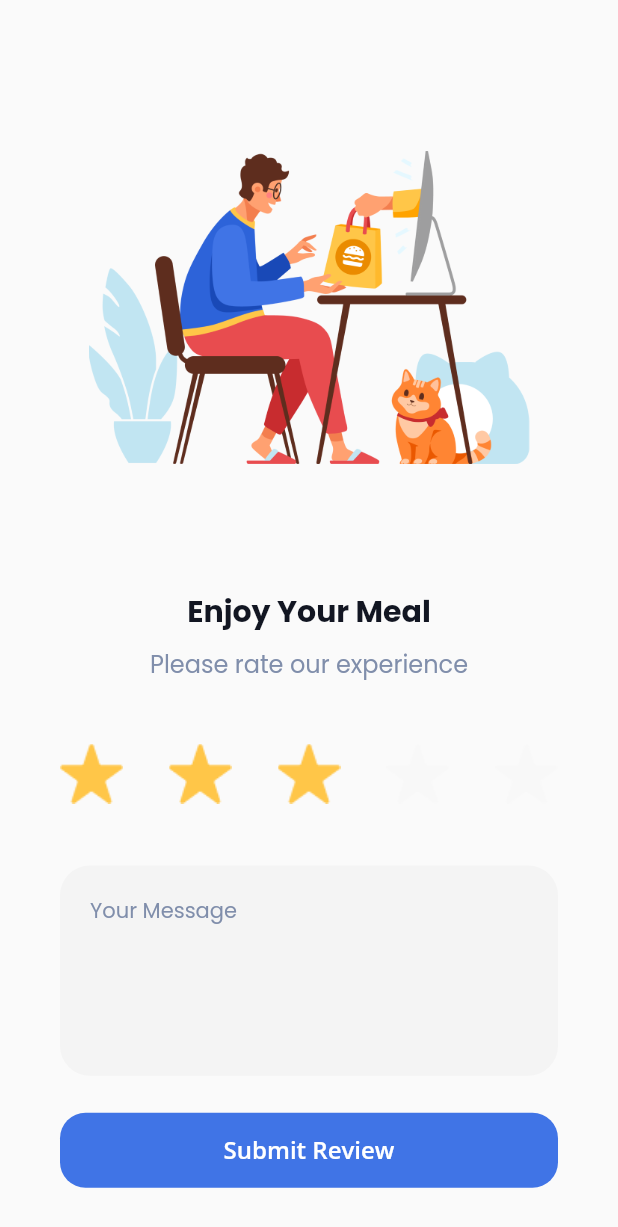
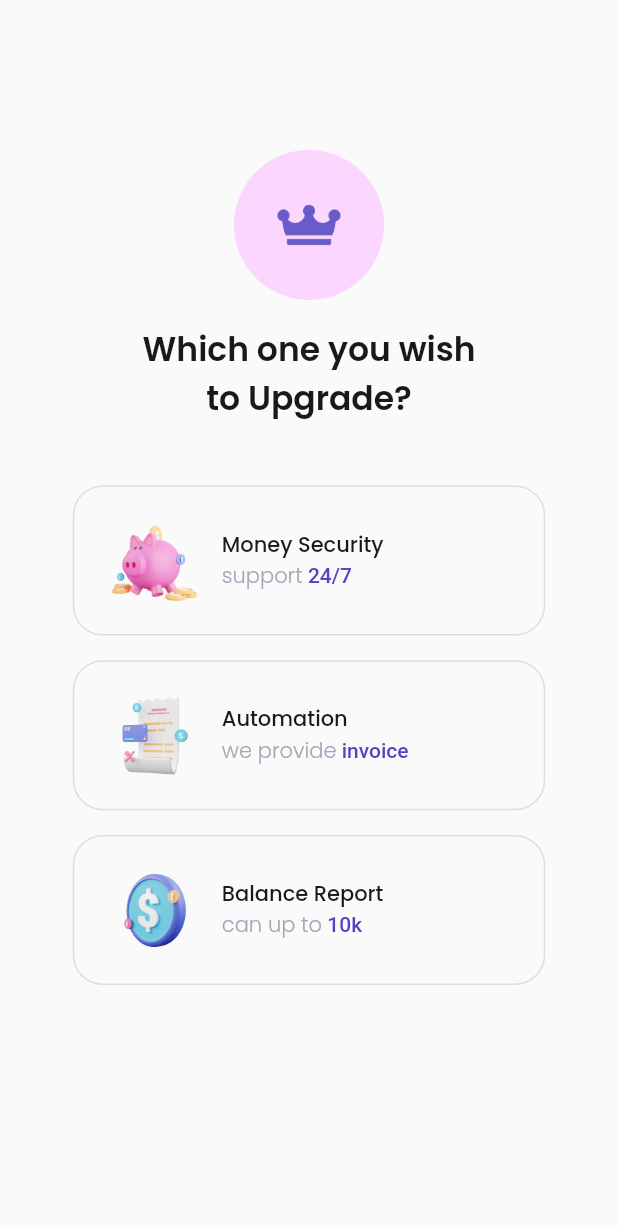
Before and after one commit to asrafilll/seven_days_masteruidesign, a Flutter app: the screen it shows after launch, on a phone screen of 412 x 824 dp. Shown: the top 1227 px of the screen. Run offline on Flutter 3.47's test engine with Material 2 defaults, Android fonts, the light colour scheme and no system bars; our stand-ins replace google_fonts; missing offline and left inert: dart:ffi.

Commit message:
Day 6 Screen 1 done

```diff
--- a/lib/day5/rating2.dart
+++ b/lib/day5/rating2.dart
@@ -65,7 +65,7 @@ class _Rating2State extends State<Rating2> {
                 ],
               ),
               SizedBox(
-                height: displayHeight(context) * 0.05,
+                height: displayHeight(context) * 0.04,
               ),
               Container(
                 width: double.infinity,
@@ -85,7 +85,7 @@ class _Rating2State extends State<Rating2> {
                 ),
               ),
               SizedBox(
-                height: displayHeight(context) * 0.03,
+                height: displayHeight(context) * 0.02,
               ),
               SizedBox(
                 width: double.infinity,
@@ -97,7 +97,7 @@ class _Rating2State extends State<Rating2> {
                       borderRadius: BorderRadius.circular(17),
                     ),
                     padding: const EdgeInsets.symmetric(
-                      vertical: 14,
+                      vertical: 18,
                       horizontal: 70,
                     ),
                   ),
--- /dev/null
+++ b/lib/day6/pricing1.dart
@@ -0,0 +1,173 @@
+import 'package:flutter/material.dart';
+import 'package:google_fonts/google_fonts.dart';
+import 'package:seven_days_masteruidesign/size_helpers.dart';
+
+class Pricing1 extends StatefulWidget {
+  @override
+  State<Pricing1> createState() => _Pricing1State();
+}
+
+class _Pricing1State extends State<Pricing1> {
+  // const Pricing1({ Key? key }) : super(key: key);
+  int selectedindex = -1;
+
+  @override
+  Widget build(BuildContext context) {
+    Widget Header() {
+      return Padding(
+        padding: const EdgeInsets.only(
+          top: 100,
+          left: 30,
+          right: 30,
+        ),
+        child: Center(
+          child: Column(
+            children: [
+              Image.asset(
+                'assets/day6/pricing.png',
+                width: 100,
+              ),
+              SizedBox(
+                height: displayHeight(context) * 0.02,
+              ),
+              Text(
+                "Which one you wish\nto Upgrade?",
+                textAlign: TextAlign.center,
+                style: GoogleFonts.poppins(
+                  fontSize: 22,
+                  fontWeight: FontWeight.w600,
+                  color: const Color(0xff191919),
+                ),
+              ),
+              SizedBox(
+                height: displayHeight(context) * 0.05,
+              ),
+            ],
+          ),
+        ),
+      );
+    }
+
+    Widget Option({
+      required int index,
+      required String optionTitle,
+      required String imageUrl,
+      required String optionDesc,
+      required String optionSubDesc,
+    }) {
+      return GestureDetector(
+        onTap: () {
+          setState(() {
+            selectedindex = index;
+          });
+        },
+        child: Container(
+          width: 315,
+          height: 100,
+          decoration: BoxDecoration(
+            borderRadius: const BorderRadius.all(
+              Radius.circular(20),
+            ),
+            border: Border.all(
+              style: BorderStyle.solid,
+              width: selectedindex == index ? 1.5 : 1,
+              color: selectedindex == index
+                  ? const Color(0xff6050E7)
+                  : const Color(0xffD9DEEA),
+            ),
+          ),
+          child: Padding(
+            padding: const EdgeInsets.all(
+              20,
+            ),
+            child: Row(
+              children: [
+                Image.asset(
+                  imageUrl,
+                  width: 66,
+                  height: 61,
+                ),
+                SizedBox(
+                  width: displayWidth(context) * 0.03,
+                ),
+                Column(
+                  mainAxisAlignment: MainAxisAlignment.center,
+                  crossAxisAlignment: CrossAxisAlignment.start,
+                  children: [
+                    Text(
+                      optionTitle,
+                      style: GoogleFonts.poppins(
+                        fontWeight: FontWeight.w500,
+                        color: const Color(0xff191919),
+                      ),
+                    ),
+                    RichText(
+                      text: TextSpan(
+                        text: optionDesc,
+                        style: GoogleFonts.poppins(
+                          fontWeight: FontWeight.w300,
+                          color: const Color(0xffA3A8B8),
+                        ),
+                        children: <TextSpan>[
+                          TextSpan(
+                            text: optionSubDesc,
+                            style: const TextStyle(
+                              fontWeight: FontWeight.w500,
+                              color: Color(0xff5343C2),
+                            ),
+                          ),
+                        ],
+                      ),
+                    ),
+                  ],
+                ),
+                const Spacer(),
+                selectedindex == index
+                    ? Image.asset(
+                        'assets/day6/purple_ic_check.png',
+                        width: 26,
+                      )
+                    : const SizedBox(),
+              ],
+            ),
+          ),
+        ),
+      );
+    }
+
+    return Scaffold(
+      body: Column(
+        children: [
+          Header(),
+          Option(
+            index: 0,
+            optionTitle: "Money Security",
+            imageUrl: 'assets/day6/money_security.png',
+            optionDesc: "support",
+            optionSubDesc: " 24/7",
+          ),
+          SizedBox(
+            height: displayHeight(context) * 0.02,
+          ),
+          Option(
+            index: 1,
+            optionTitle: "Automation",
+            imageUrl: 'assets/day6/automation.png',
+            optionDesc: "we provide",
+            optionSubDesc: " invoice",
+          ),
+          SizedBox(
+            height: displayHeight(context) * 0.02,
+          ),
+          Option(
+            index: 2,
+            optionTitle: "Balance Report",
+            imageUrl: 'assets/day6/balance_report.png',
+            optionDesc: "can up to",
+            optionSubDesc: " 10k",
+          ),
+        ],
+      ),
+    );
+  }
+}
--- a/lib/main.dart
+++ b/lib/main.dart
@@ -9,6 +9,7 @@ import 'package:seven_days_masteruidesign/day4/empty1.dart';
 import 'package:seven_days_masteruidesign/day4/empty2.dart';
 import 'package:seven_days_masteruidesign/day5/rating1.dart';
 import 'package:seven_days_masteruidesign/day5/rating2.dart';
+import 'package:seven_days_masteruidesign/day6/pricing1.dart';
 
 void main() {
   runApp(SevenDays());
@@ -19,7 +20,7 @@ class SevenDays extends StatelessWidget {
   Widget build(BuildContext context) {
     return MaterialApp(
       debugShowCheckedModeBanner: false,
-      home: Rating2(),
+      home: Pricing1(),
     );
   }
 }
--- a/pubspec.yaml
+++ b/pubspec.yaml
@@ -26,6 +26,7 @@ flutter:
     - assets/day3/
     - assets/day4/
     - assets/day5/
+    - assets/day6/
 
   # fonts:
   #   - family: Schyler
```
Also changed, not shown: assets/day6/automation.png (added), assets/day6/balance_report.png (added), assets/day6/features.png (added), assets/day6/money_security.png (added), assets/day6/orange_ic_check.png (added), assets/day6/pricing.png (added), assets/day6/purple_ic_check.png (added).
